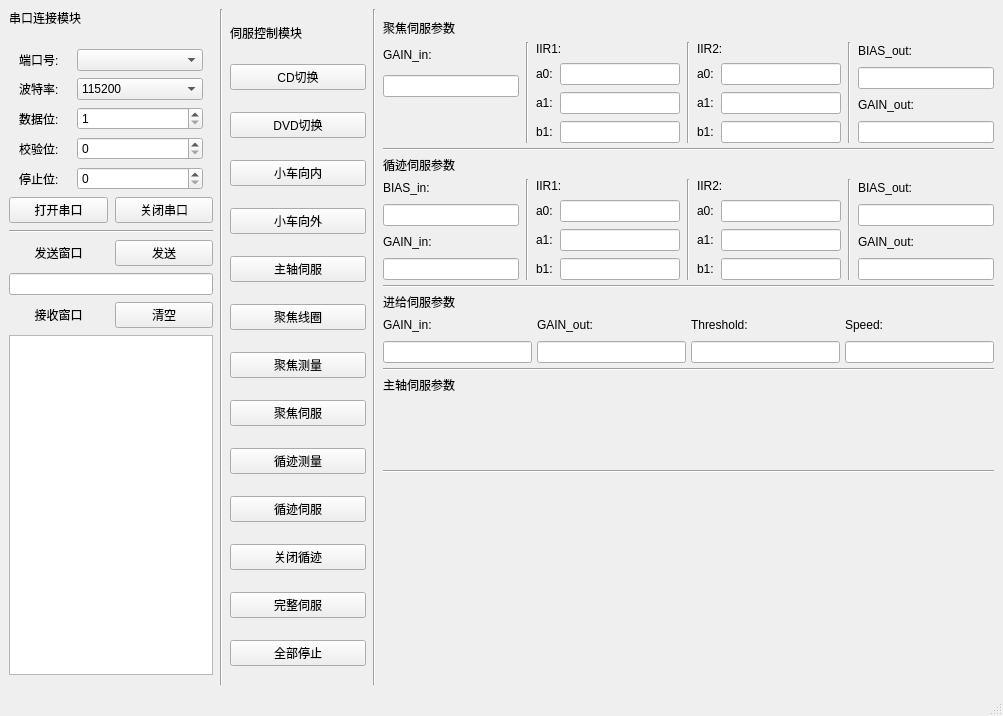
Above: test.ui from Zhang20000419/Dashboard before the change. Below: the same form after it.
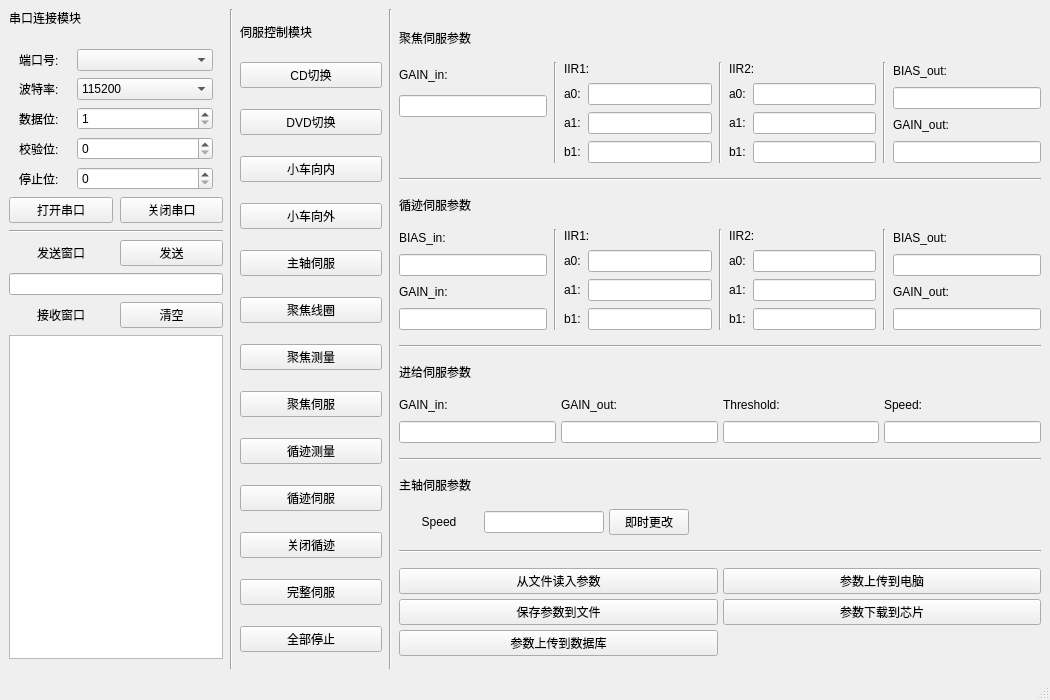
That is the form after the change.

What changed in the file:
```diff
--- a/test.ui
+++ b/test.ui
@@ -6,8 +6,8 @@
    <rect>
     <x>0</x>
     <y>0</y>
-    <width>1003</width>
-    <height>716</height>
+    <width>1050</width>
+    <height>700</height>
    </rect>
   </property>
   <property name="windowTitle">
@@ -475,7 +475,7 @@
      </widget>
     </item>
     <item>
-     <layout class="QVBoxLayout" name="verticalLayout_3" stretch="0,4,0,0,4,0,0,2,0,0,1,0,3">
+     <layout class="QVBoxLayout" name="verticalLayout_3" stretch="0,4,0,0,4,0,0,2,0,0,1,0,1">
       <property name="spacing">
        <number>5</number>
       </property>
@@ -1322,7 +1322,72 @@
        </widget>
       </item>
       <item>
-       <layout class="QHBoxLayout" name="horizontalLayout_8"/>
+       <layout class="QHBoxLayout" name="horizontalLayout_8">
+        <item>
+         <widget class="QLabel" name="label_24">
+          <property name="minimumSize">
+           <size>
+            <width>80</width>
+            <height>0</height>
+           </size>
+          </property>
+          <property name="maximumSize">
+           <size>
+            <width>120</width>
+            <height>16777215</height>
+           </size>
+          </property>
+          <property name="text">
+           <string>Speed</string>
+          </property>
+          <property name="alignment">
+           <set>Qt::AlignCenter</set>
+          </property>
+         </widget>
+        </item>
+        <item>
+         <widget class="QLineEdit" name="spindleSpeedLineEdit">
+          <property name="minimumSize">
+           <size>
+            <width>120</width>
+            <height>0</height>
+           </size>
+          </property>
+          <property name="maximumSize">
+           <size>
+            <width>120</width>
+            <height>16777215</height>
+           </size>
+          </property>
+         </widget>
+        </item>
+        <item>
+         <widget class="QPushButton" name="spindleSpeedBtn">
+          <property name="maximumSize">
+           <size>
+            <width>120</width>
+            <height>16777215</height>
+           </size>
+          </property>
+          <property name="text">
+           <string>即时更改</string>
+          </property>
+         </widget>
+        </item>
+        <item>
+         <spacer name="horizontalSpacer">
+          <property name="orientation">
+           <enum>Qt::Horizontal</enum>
+          </property>
+          <property name="sizeHint" stdset="0">
+           <size>
+            <width>40</width>
+            <height>20</height>
+           </size>
+          </property>
+         </spacer>
+        </item>
+       </layout>
       </item>
       <item>
        <widget class="Line" name="line_7">
@@ -1332,7 +1397,43 @@
        </widget>
       </item>
       <item>
-       <layout class="QHBoxLayout" name="horizontalLayout_9"/>
+       <layout class="QGridLayout" name="gridLayout">
+        <item row="1" column="0">
+         <widget class="QPushButton" name="saveParamsToFileBtn">
+          <property name="text">
+           <string>保存参数到文件</string>
+          </property>
+         </widget>
+        </item>
+        <item row="1" column="1">
+         <widget class="QPushButton" name="downloadParamsToMcuBtn">
+          <property name="text">
+           <string>参数下载到芯片</string>
+          </property>
+         </widget>
+        </item>
+        <item row="0" column="0">
+         <widget class="QPushButton" name="getParamsFromFileBtn">
+          <property name="text">
+           <string>从文件读入参数</string>
+          </property>
+         </widget>
+        </item>
+        <item row="0" column="1">
+         <widget class="QPushButton" name="uploadParamsToComBtn">
+          <property name="text">
+           <string>参数上传到电脑</string>
+          </property>
+         </widget>
+        </item>
+        <item row="2" column="0">
+         <widget class="QPushButton" name="uploadParamsToDatabaseBtn">
+          <property name="text">
+           <string>参数上传到数据库</string>
+          </property>
+         </widget>
+        </item>
+       </layout>
       </item>
      </layout>
     </item>
```
Left out of the diff: 12 changed lines with no effect on the pictures.
